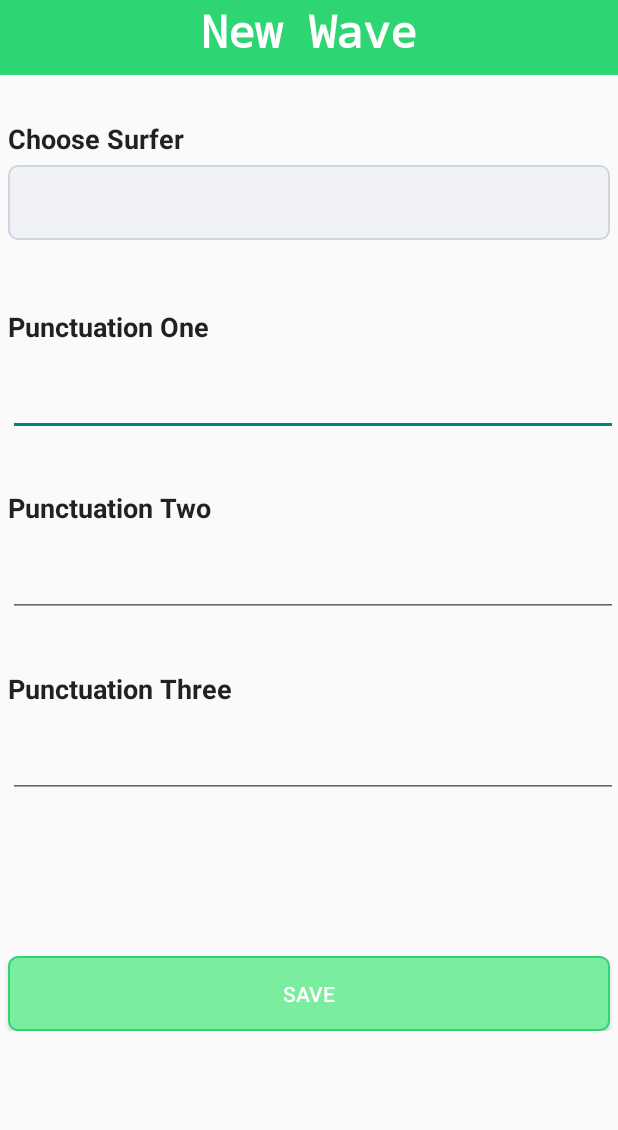
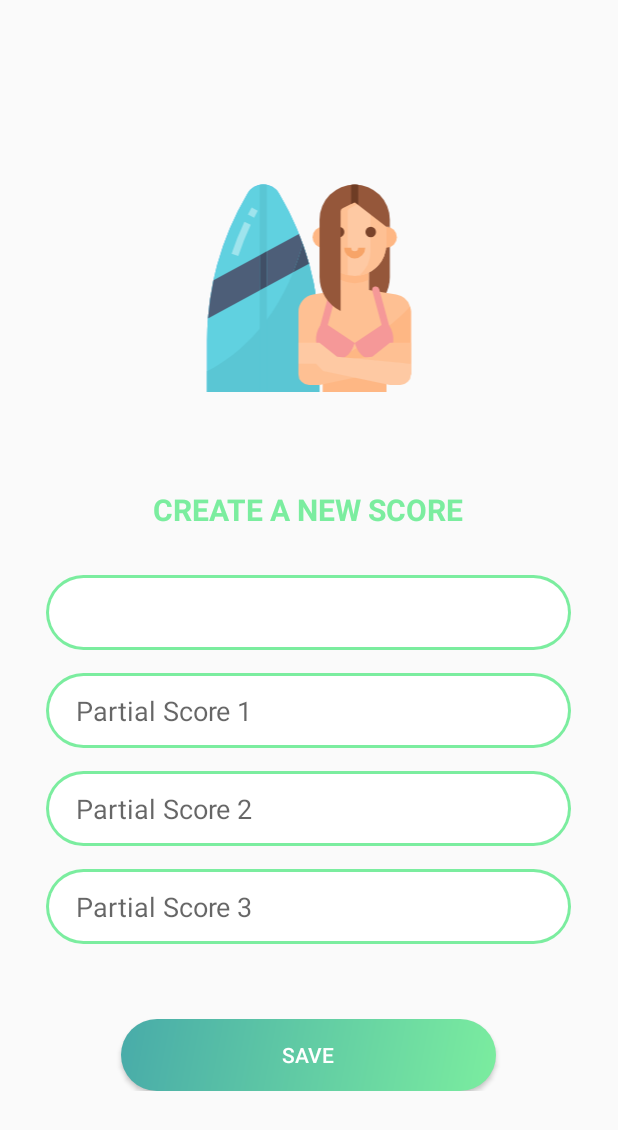
Before and after one commit to yanfalcao/HorizonDesafio, an Android app: the layout activity_register_wave.xml on its own in the app's theme, with its tools: preview values and no code run, on a phone screen of 412 x 824 dp. Shown: the top 1130 px of the screen. Run offline under Robolectric (Android 15) with nearby library versions, the phone set to English and light mode, and no system bars.

Commit message:
Reafactor (SurfersList): Ajuste e melhoria na tela de criação de notas

```diff
--- a/MundialSurf/app/src/main/java/br/com/yanfalcao/mundialsurf/view/wavesViews/RegisterWaveActivity.java
+++ b/MundialSurf/app/src/main/java/br/com/yanfalcao/mundialsurf/view/wavesViews/RegisterWaveActivity.java
@@ -1,6 +1,8 @@
 package br.com.yanfalcao.mundialsurf.view.wavesViews;
 
 import androidx.appcompat.app.AppCompatActivity;
+import androidx.appcompat.widget.Toolbar;
+
 import android.os.Bundle;
 import android.view.View;
 import android.widget.ArrayAdapter;
@@ -13,6 +15,7 @@ import br.com.yanfalcao.mundialsurf.controller.WaveController;
 import br.com.yanfalcao.mundialsurf.model.DataBaseHelper;
 import butterknife.BindView;
 import butterknife.ButterKnife;
+import butterknife.OnClick;
 
 import java.util.ArrayList;
 
@@ -22,6 +25,7 @@ public class RegisterWaveActivity extends AppCompatActivity {
     @BindView(R.id.noteOneEditText) EditText noteOne;
     @BindView(R.id.noteTwoEditText) EditText noteTwo;
     @BindView(R.id.noteThreeEditText) EditText noteThree;
+    @BindView(R.id.toolbar) Toolbar toolbar;
     private ArrayList<String> surfers;
     private DataBaseHelper helper;
 
@@ -30,6 +34,10 @@ public class RegisterWaveActivity extends AppCompatActivity {
         super.onCreate(savedInstanceState);
         setContentView(R.layout.activity_register_wave);
         ButterKnife.bind(this);
+
+        setSupportActionBar(toolbar);
+        getSupportActionBar().setTitle("");
+        getSupportActionBar().setDisplayHomeAsUpEnabled(true);
 
         helper = new DataBaseHelper(this);
         surfers = getSurfers();
@@ -40,15 +48,14 @@ public class RegisterWaveActivity extends AppCompatActivity {
         chooseSurfer.setAdapter(adapter);
     }
 
-    private ArrayList<String> getSurfers(){
-        ArrayList<String> names = new ArrayList<>();
-        names.add(getIntent().getStringExtra("nameSurferOne"));
-        names.add(getIntent().getStringExtra("nameSurferTwo"));
-
-        return names;
+    @Override
+    public boolean onSupportNavigateUp() {
+        onBackPressed();
+        return true;
     }
 
-    public void saveWave(View view) {
+    @OnClick(R.id.save)
+    public void save(View view) {
         long result, resultNote;
 
         if(getIntent().getStringExtra("nameSurferOne").equals(chooseSurfer.getSelectedItem().toString()))
@@ -57,14 +64,22 @@ public class RegisterWaveActivity extends AppCompatActivity {
             result = WaveController.insertWave(helper, getIntent().getStringExtra("idBattery"), getIntent().getStringExtra("idSurferTwo"));
 
         resultNote = NoteController.insertNote(helper,
-                                                Integer.toString(WaveController.selectLastWaveId(helper)),
-                                                noteOne.getText().toString(),
-                                                noteTwo.getText().toString(),
-                                                noteThree.getText().toString());
+                Integer.toString(WaveController.selectLastWaveId(helper)),
+                noteOne.getText().toString(),
+                noteTwo.getText().toString(),
+                noteThree.getText().toString());
 
         if(result != -1 && resultNote != -1)
             Toast.makeText(this, "Success", Toast.LENGTH_SHORT).show();
         else
             Toast.makeText(this, "DataBase Error", Toast.LENGTH_SHORT).show();
     }
+
+    private ArrayList<String> getSurfers(){
+        ArrayList<String> names = new ArrayList<>();
+        names.add(getIntent().getStringExtra("nameSurferOne"));
+        names.add(getIntent().getStringExtra("nameSurferTwo"));
+
+        return names;
+    }
 }
--- a/MundialSurf/app/src/main/res/layout/activity_register_wave.xml
+++ b/MundialSurf/app/src/main/res/layout/activity_register_wave.xml
@@ -1,105 +1,130 @@
 <?xml version="1.0" encoding="utf-8"?>
+<LinearLayout
+    xmlns:android="http://schemas.android.com/apk/res/android"
+    xmlns:tools="http://schemas.android.com/tools"
+    android:layout_width="match_parent"
+    android:layout_height="match_parent"
+    android:orientation="vertical">
+
+    <androidx.appcompat.widget.Toolbar
+        android:id="@+id/toolbar"
+        android:layout_height="wrap_content"
+        android:layout_width="match_parent"/>
+
     <ScrollView
-    xmlns:android="http://schemas.android.com/apk/res/android"
         android:layout_width="match_parent"
         android:layout_height="match_parent">
 
         <TableLayout
             android:layout_width="match_parent"
             android:layout_height="wrap_content"
-        android:stretchColumns="0,1">
+            android:stretchColumns="0,1,2">
+
+            <ImageView
+                android:layout_height="150dp"
+                android:layout_marginTop="60dp"
+                android:src="@drawable/ic_surfer_woman"/>
 
             <LinearLayout
-            android:layout_width="match_parent"
-            android:layout_height="50dp"
-            android:background="@color/colorDarkGreen"
-            android:orientation="vertical" >
+                android:layout_height="wrap_content"
+                android:layout_marginTop="60dp"
+                android:gravity="center"
+                android:orientation="vertical">
 
                 <TextView
                     android:layout_width="wrap_content"
                     android:layout_height="wrap_content"
                     android:layout_gravity="center"
-                android:text="New Wave"
-                android:textAppearance="?android:attr/textAppearanceLarge"
-                android:textSize="30sp"
-                android:textColor="@color/white"
-                android:typeface="monospace"
-                android:textStyle="bold" />
-
+                    android:text="Create a New Score"
+                    android:textAllCaps="true"
+                    android:textSize="20sp"
+                    android:textColor="@color/colorLightGreen"
+                    android:textStyle="bold"/>
             </LinearLayout>
 
-        <TextView
-            style="@style/TextView"
+            <LinearLayout
+                android:layout_height="wrap_content"
                 android:layout_marginTop="30dp"
-            android:layout_marginLeft="5dp"
-            android:text="Choose Surfer"/>
+                android:gravity="center"
+                android:orientation="vertical">
 
                 <Spinner
                     android:id="@+id/chooseSurfer"
-            android:layout_width="match_parent"
+                    android:layout_width="350dp"
                     android:layout_height="50dp"
-            android:layout_marginLeft="5dp"
-            android:layout_marginRight="5dp"
-            android:layout_marginBottom="15dp"
-            android:background="@drawable/rount_select"
-            android:prompt="@id/chooseSurfer">
+                    android:paddingLeft="20dp"
+                    android:paddingRight="20dp"
+                    android:background="@drawable/db_gradient_edit" />
+            </LinearLayout>
 
-        </Spinner>
-
-        <TextView
-            style="@style/TextView"
-            android:layout_marginTop="30dp"
-            android:layout_marginLeft="5dp"
-            android:text="Punctuation One"/>
+            <LinearLayout
+                android:layout_height="wrap_content"
+                android:layout_marginTop="15dp"
+                android:gravity="center"
+                android:orientation="vertical">
 
                 <EditText
                     android:id="@+id/noteOneEditText"
-            style="@style/TextView"
-            android:inputType="numberDecimal"
-            android:height="50dp"
-            android:layout_marginTop="10dp"
-            android:layout_marginLeft="5dp"/>
+                    android:layout_height="50dp"
+                    android:layout_width="350dp"
+                    android:paddingLeft="20dp"
+                    android:paddingRight="20dp"
+                    android:hint="Partial Score 1"
+                    android:inputType="text"
+                    android:background="@drawable/db_gradient_edit"/>
+            </LinearLayout>
 
-        <TextView
-            style="@style/TextView"
-            android:layout_marginTop="30dp"
-            android:layout_marginLeft="5dp"
-            android:text="Punctuation Two"/>
+            <LinearLayout
+                android:layout_height="wrap_content"
+                android:layout_marginTop="15dp"
+                android:gravity="center"
+                android:orientation="vertical">
 
                 <EditText
                     android:id="@+id/noteTwoEditText"
-            style="@style/TextView"
-            android:inputType="numberDecimal"
-            android:height="50dp"
-            android:layout_marginTop="10dp"
-            android:layout_marginLeft="5dp"/>
+                    android:layout_height="50dp"
+                    android:layout_width="350dp"
+                    android:paddingLeft="20dp"
+                    android:paddingRight="20dp"
+                    android:hint="Partial Score 2"
+                    android:inputType="text"
+                    android:background="@drawable/db_gradient_edit"/>
+            </LinearLayout>
 
-        <TextView
-            style="@style/TextView"
-            android:layout_marginTop="30dp"
-            android:layout_marginLeft="5dp"
-            android:text="Punctuation Three"/>
+            <LinearLayout
+                android:layout_height="wrap_content"
+                android:layout_marginTop="15dp"
+                android:gravity="center"
+                android:orientation="vertical">
 
                 <EditText
                     android:id="@+id/noteThreeEditText"
-            style="@style/TextView"
-            android:inputType="numberDecimal"
-            android:height="50dp"
-            android:layout_marginTop="10dp"
-            android:layout_marginLeft="5dp"/>
+                    android:layout_height="50dp"
+                    android:layout_width="350dp"
+                    android:paddingLeft="20dp"
+                    android:paddingRight="20dp"
+                    android:hint="Partial Score 3"
+                    android:inputType="text"
+                    android:background="@drawable/db_gradient_edit"/>
+            </LinearLayout>
+
+            <LinearLayout
+                android:layout_height="wrap_content"
+                android:layout_marginTop="50dp"
+                android:gravity="center"
+                android:orientation="vertical">
 
                 <Button
                     android:id="@+id/save"
-            android:layout_width="match_parent"
-            android:layout_height="50dp"
-            android:layout_marginTop="100dp"
+                    android:background="@drawable/db_gradient_button"
+                    android:layout_height="wrap_content"
+                    android:layout_width="250dp"
                     android:layout_marginLeft="5dp"
                     android:layout_marginRight="5dp"
-            android:onClick="saveWave"
-            android:background="@drawable/rount_button"
-            android:text="Save"
-            android:textColor="@color/white"/>
-
+                    android:text="SAVE"
+                    android:textColor="@color/white"
+                    android:textAlignment="center"/>
+            </LinearLayout>
         </TableLayout>
-
     </ScrollView>
+</LinearLayout>
```
Lines whose indentation alone changed are shown as unchanged.
